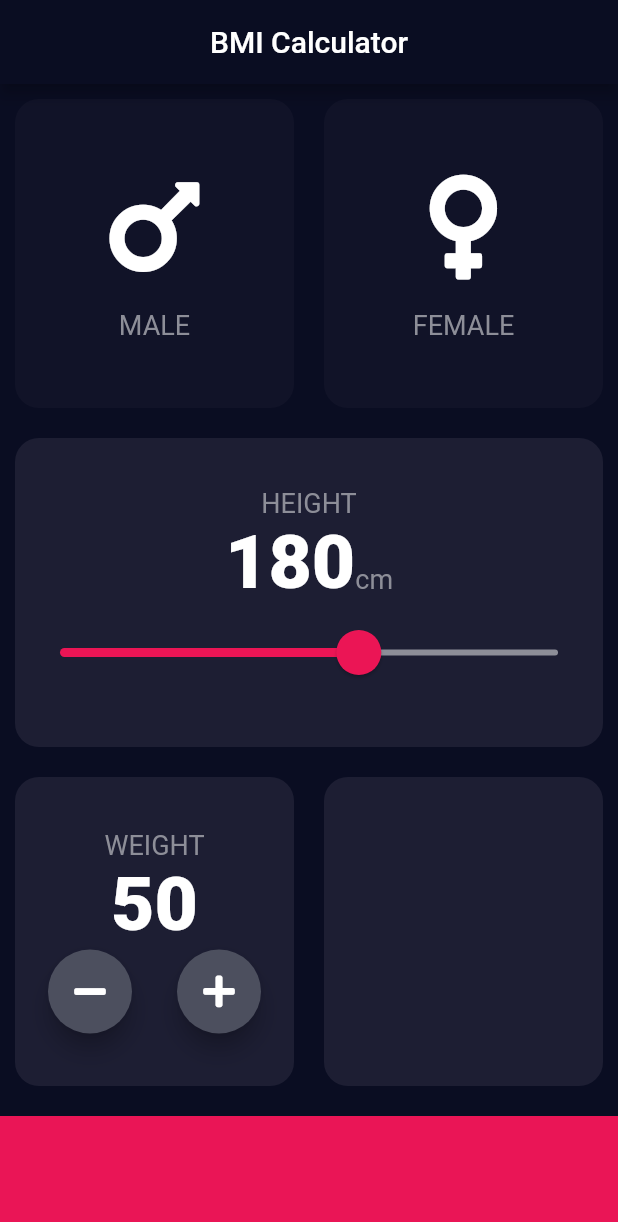
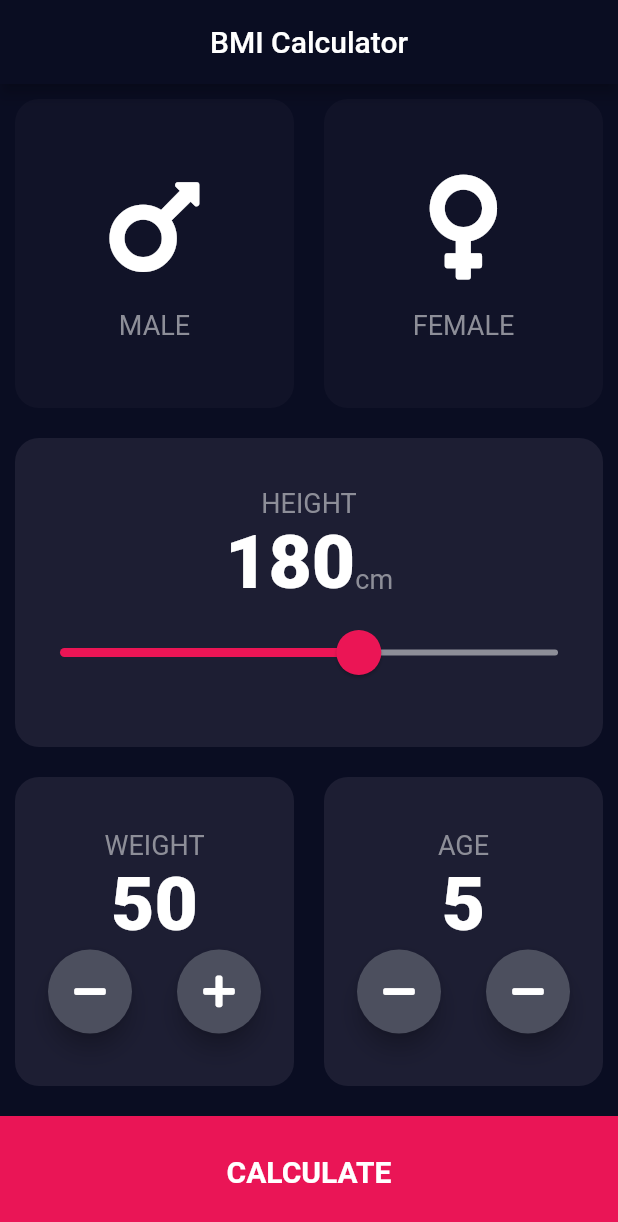
Before and after one commit to swaraj961/BMIApp-Flutter, a Flutter app: the screen it shows after launch, on a phone screen of 412 x 824 dp. Shown: the top 1222 px of the screen. Run offline on Flutter 3.47's test engine with Material 2 defaults, Android fonts, the phone set to English and light mode, and no system bars; our stand-ins replace font_awesome_flutter.

Commit message:
fontend ready

```diff
--- a/lib/inputpage.dart
+++ b/lib/inputpage.dart
@@ -1,3 +1,4 @@
+import 'package:bmiapp/resultspage.dart';
 import 'package:flutter/material.dart';
 import 'package:font_awesome_flutter/font_awesome_flutter.dart';
 import 'reusable_card.dart';
@@ -18,6 +19,7 @@ class _InputPageState extends State<InputPage> {
   GenderType selectedgender;
   int height = 180;
   int weight = 50;
+  int age = 5;
 
   @override
   Widget build(BuildContext context) {
@@ -139,14 +141,24 @@ class _InputPageState extends State<InputPage> {
                         Row(
                           mainAxisAlignment: MainAxisAlignment.center,
                           children: <Widget>[
-                            RoundIconButton(iconinfo: FontAwesomeIcons.minus,
+                            RoundIconButton(
+                              iconinfo: FontAwesomeIcons.minus,
+                              ontap: () {
+                                setState(() {
+                                  weight--;
+                                });
+                              },
                             ),
-
                             SizedBox(
                               width: 30,
                             ),
                             RoundIconButton(
                               iconinfo: FontAwesomeIcons.plus,
+                              ontap: () {
+                                setState(() {
+                                  weight++;
+                                });
+                              },
                             )
                           ],
                         ),
@@ -158,6 +170,37 @@ class _InputPageState extends State<InputPage> {
                 Expanded(
                   child: ReusableCard(
                     colour: kActivecolor,
+                    cardchild: Column(
+                      mainAxisAlignment: MainAxisAlignment.center,
+                      children: <Widget>[
+                        Text('AGE', style: kLabeltextstyle),
+                        Text(
+                          '$age',
+                          style: kNumberTextstyle,
+                        ),
+                        Row(
+                            mainAxisAlignment: MainAxisAlignment.center,
+                            children: <Widget>[
+                              RoundIconButton(
+                                iconinfo: FontAwesomeIcons.minus,
+                                ontap: () {
+                                  setState(() {
+                                    age--;
+                                  });
+                                },
+                              ),
+                              SizedBox(width: 30),
+                              RoundIconButton(
+                                iconinfo: FontAwesomeIcons.minus,
+                                ontap: () {
+                                  setState(() {
+                                    age++;
+                                  });
+                                },
+                              )
+                            ]),
+                      ],
+                    ),
                   ),
                 ),
               ],
@@ -165,11 +208,32 @@ class _InputPageState extends State<InputPage> {
           ),
 
           //pink lowerpart
-          Container(
+          GestureDetector(
+            onTap: (){
+              Navigator.push(context,MaterialPageRoute(builder: (context){
+                return ResultPage();
+
+              }),
+              );
+
+            },
+                      child: Container(
+             padding: EdgeInsets.only(bottom: 6),
               color: kButtomcontainercolor,
               margin: EdgeInsets.only(top: 10),
               width: double.infinity,
               height: kButtomcontainerheight,
+               child: Row(
+                 mainAxisAlignment: MainAxisAlignment.center,
+                 children: <Widget>[
+
+                 Text('CALCULATE',style: TextStyle(
+                fontSize: 20,
+                   fontWeight: FontWeight.bold,
+                   color: Colors.white
+                 ),)
+               ],),
+            ),
           ),
         ],
       ),
@@ -177,22 +241,24 @@ class _InputPageState extends State<InputPage> {
   }
 }
 
-class RoundIconButton extends StatelessWidget { //can be more customised
-  RoundIconButton({this.iconinfo ,this.colour
-  });
+class RoundIconButton extends StatelessWidget {
+  //can be more customised
+  RoundIconButton({this.iconinfo, this.colour, this.ontap});
   final IconData iconinfo;
-  final Color colour ;
+  final Color colour;
+  final Function ontap;
   @override
   Widget build(BuildContext context) {
     return RawMaterialButton(
-      onPressed:(){},
-      fillColor:Color(0xFF4C4F5E),
-      shape:CircleBorder(),
-      constraints:BoxConstraints.tightFor(width: 56, height: 56) ,
+      onPressed: ontap,
+      fillColor: Color(0xFF4C4F5E),
+      shape: CircleBorder(),
+      constraints: BoxConstraints.tightFor(width: 56, height: 56),
       elevation: 6,
-      child:Icon(iconinfo,color: Colors.white,),
+      child: Icon(
+        iconinfo,
+        color: Colors.white,
+      ),
     );
-
-
   }
 }
```
Also changed, not shown: lib/resultspage.dart (added, +15 -0 lines). Lines whose indentation alone changed are shown as unchanged.
